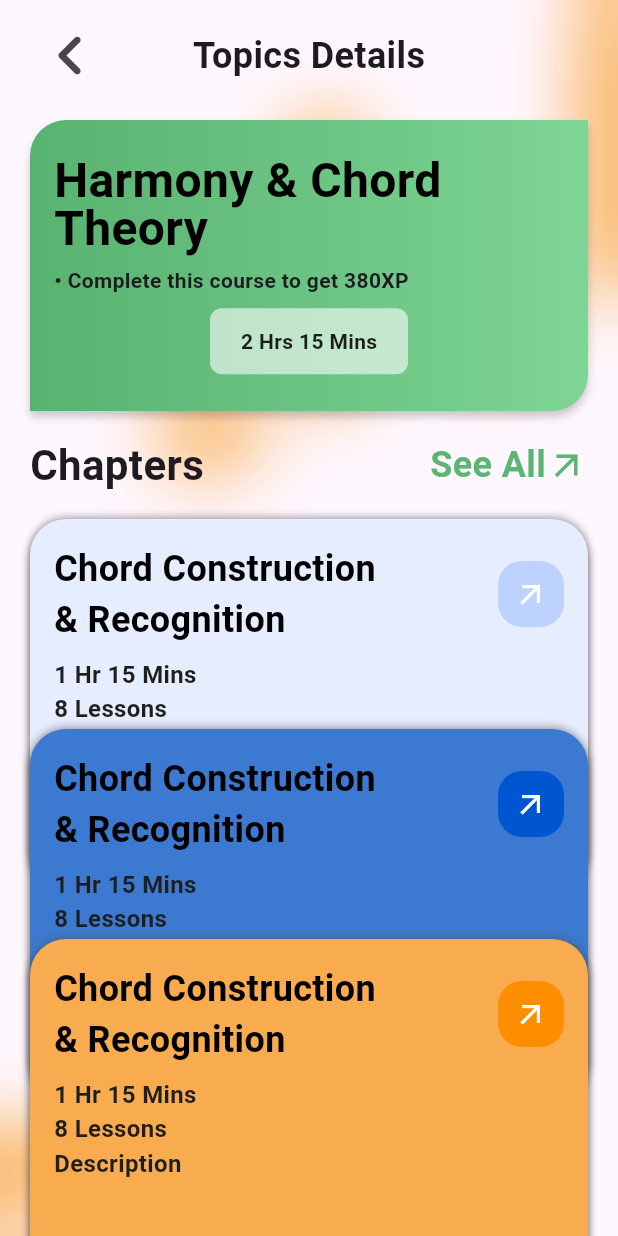
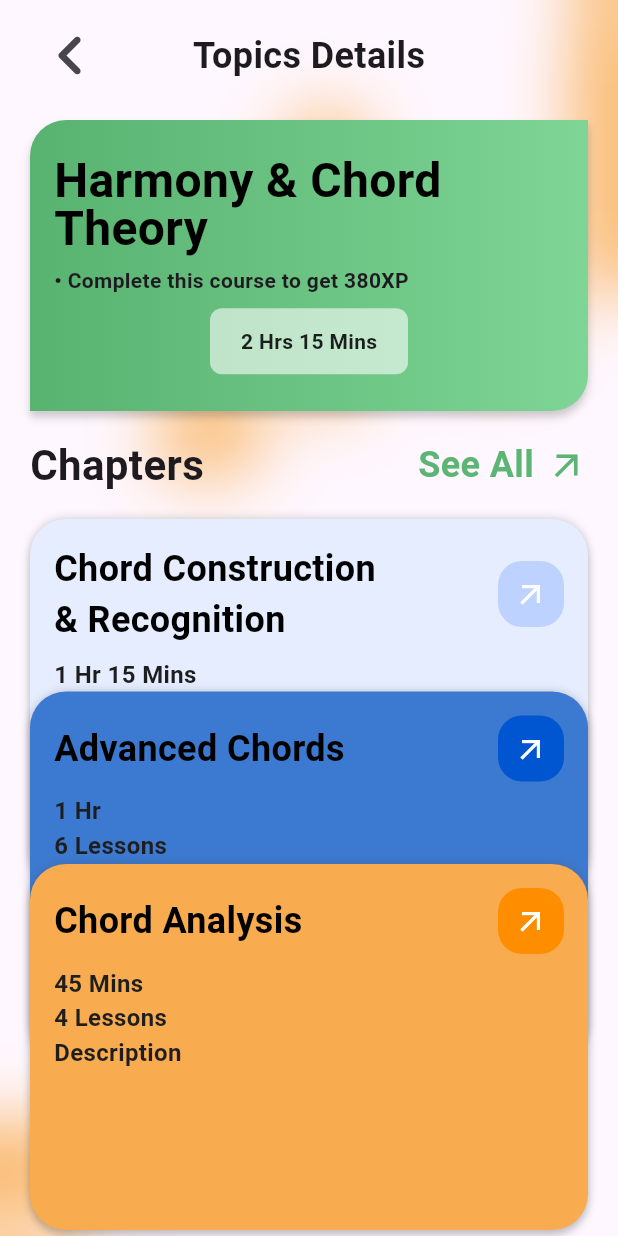
Before and after one commit to irishmango/moza, a Flutter app: the TopicDetails screen opened directly, on a phone screen of 412 x 824 dp. Run offline on Flutter 3.47's test engine with Material 3 defaults, Android fonts, the phone set to English and light mode, and no system bars; our stand-ins replace google_fonts.

Commit message:
tidied code

```diff
--- a/lib/features/chapters/presentation/screens/chapter_screen.dart
+++ b/lib/features/chapters/presentation/screens/chapter_screen.dart
@@ -5,7 +5,7 @@ import 'package:moza/features/chapters/presentation/widgets/quiz_view.dart';
 import 'package:moza/features/chapters/presentation/widgets/toggle_switch.dart';
 import 'package:moza/shared/custom_scaffold.dart';
 import 'package:moza/shared/screen_header.dart';
-import 'package:moza/features/chapters/presentation/widgets/toggle_switch.dart';
+
 
 class ChapterScreen extends StatefulWidget {
   const ChapterScreen({super.key});
--- a/lib/features/chapters/presentation/widgets/chapter_card.dart
+++ b/lib/features/chapters/presentation/widgets/chapter_card.dart
@@ -30,13 +30,13 @@ class ChapterCard extends StatelessWidget {
       decoration: BoxDecoration(
         borderRadius:  BorderRadius.circular(24),
             boxShadow: [BoxShadow(
-              color: Colors.black.withValues(alpha: 0.5),
+              color: Colors.black.withAlpha(50),
               offset: Offset(0, 4),
               spreadRadius: 0,
               blurRadius: 4,
             ),
             BoxShadow(
-              color: const Color.fromARGB(255, 84, 83, 83).withValues(alpha: 0.5),
+              color: const Color.fromARGB(255, 84, 83, 83).withAlpha(50),
               offset: Offset(0, -1),
               spreadRadius: 0,
               blurRadius: 4,
--- a/lib/features/chapters/presentation/widgets/lesson_view.dart
+++ b/lib/features/chapters/presentation/widgets/lesson_view.dart
@@ -1,9 +1,6 @@
 import 'package:flutter/material.dart';
 import 'package:moza/features/chapters/presentation/widgets/lessons_grid.dart';
-import 'package:moza/features/topics/presentation/widgets/topic_tile.dart';
-import 'package:moza/placeholders/coming_soon.dart';
-import 'package:moza/shared/header_expand.dart';
-import 'package:moza/theme.dart';
+
 
 class LessonView extends StatelessWidget {
   const LessonView({super.key});
@@ -26,7 +23,6 @@ class LessonView extends StatelessWidget {
             ],
           ),
 
-          // lessons available
           LessonsGrid()
 
 
--- a/lib/features/chapters/presentation/widgets/lessons_grid.dart
+++ b/lib/features/chapters/presentation/widgets/lessons_grid.dart
@@ -1,6 +1,5 @@
 import 'package:flutter/material.dart';
 import 'package:moza/features/lessons/presentation/screens/lesson_screen.dart';
-import 'package:moza/features/topics/presentation/screens/topic_details.dart';
 import 'package:moza/placeholders/coming_soon.dart';
 import 'package:moza/features/topics/presentation/widgets/topic_tile.dart';
 
--- a/lib/features/chapters/presentation/widgets/quiz_list.dart
+++ b/lib/features/chapters/presentation/widgets/quiz_list.dart
@@ -1,8 +1,5 @@
 import 'package:flutter/material.dart';
 import 'package:moza/features/quiz/presentation/screens/quiz_screen.dart';
-import 'package:moza/features/topics/presentation/screens/topic_details.dart';
-import 'package:moza/placeholders/coming_soon.dart';
-import 'package:moza/features/topics/presentation/widgets/topic_tile.dart';
 import 'package:moza/theme.dart';
 
 class QuizList extends StatelessWidget {
--- a/lib/features/dashboard/presentation/screens/dashboard.dart
+++ b/lib/features/dashboard/presentation/screens/dashboard.dart
@@ -1,12 +1,8 @@
 import 'package:flutter/material.dart';
 import 'package:moza/features/dashboard/presentation/widgets/dashboard_app_bar.dart';
 import 'package:moza/features/dashboard/presentation/widgets/learn_path_card.dart';
-import 'package:moza/placeholders/coming_soon.dart';
 import 'package:moza/shared/custom_scaffold.dart';
-import 'package:moza/shared/general_background.dart';
 import 'package:moza/shared/header_expand.dart';
-import 'package:moza/shared/xp_tile.dart';
-import 'package:moza/theme.dart';
 import 'package:moza/features/topics/presentation/screens/topics_screen.dart';
 import 'package:moza/features/topics/presentation/widgets/topics_grid.dart';
 
--- /dev/null
+++ b/lib/features/lessons/domain/lesson_content.dart
@@ -0,0 +1,6 @@
+class LessonContent {
+  final String type; // "text", "image",
+  final String data;
+
+  LessonContent({required this.type, required this.data});
+}
--- a/lib/features/topics/presentation/screens/topic_details.dart
+++ b/lib/features/topics/presentation/screens/topic_details.dart
@@ -1,66 +1,118 @@
 import 'package:flutter/material.dart';
+import 'package:moza/features/chapters/presentation/screens/chapter_screen.dart';
 import 'package:moza/features/chapters/presentation/screens/topic_chapters.dart';
 import 'package:moza/features/chapters/presentation/widgets/chapter_card.dart';
 import 'package:moza/features/topics/presentation/widgets/topic_main_card.dart';
-import 'package:moza/placeholders/coming_soon.dart';
 import 'package:moza/shared/custom_scaffold.dart';
 import 'package:moza/shared/header_expand.dart';
 import 'package:moza/shared/screen_header.dart';
 
-class TopicDetails extends StatelessWidget {
+class TopicDetails extends StatefulWidget {
   const TopicDetails({super.key});
 
   @override
+  State<TopicDetails> createState() => _TopicDetailsState();
+}
+
+class _TopicDetailsState extends State<TopicDetails> {
+  bool isExpanded = false;
+
+  void toggleExpand() {
+    setState(() {
+      isExpanded = !isExpanded;
+    });
+  }
+
+@override
+  void dispose() {
+    isExpanded = false;
+    super.dispose();
+  }
+
+  @override
   Widget build(BuildContext context) {
+    final List<Map<String, dynamic>> chapters = [
+      {
+        "title": "Chord Construction\n& Recognition",
+        "color": const Color(0xFFE5EDFF),
+        "buttonColor": const Color(0xFFBED2FF),
+        "duration": "1 Hr 15 Mins",
+        "lessonAmount": "8 Lessons",
+      },
+      {
+        "title": "Advanced Chords",
+        "color": const Color(0xFF3C79D0),
+        "buttonColor": const Color(0xFF0056D1),
+        "duration": "1 Hr",
+        "lessonAmount": "6 Lessons",
+      },
+      {
+        "title": "Chord Analysis",
+        "color": const Color(0xFFF9AC4F),
+        "buttonColor": const Color(0xFFFF8D00),
+        "duration": "45 Mins",
+        "lessonAmount": "4 Lessons",
+      },
+    ];
+
+    const double baseHeight = 220;
+    const double spacing = 30;
+    double expandedHeight = (baseHeight * chapters.length) + (spacing * (chapters.length - 1));
+
     return CustomScaffold(
       body: SingleChildScrollView(
-        physics: NeverScrollableScrollPhysics(),
         child: SafeArea(
           child: Padding(
             padding: const EdgeInsets.symmetric(horizontal: 20, vertical: 10),
             child: Column(
+              crossAxisAlignment: CrossAxisAlignment.start,
               children: [
-                ScreenHeader(title: "Topics Details",),
-
+                ScreenHeader(title: "Topics Details"),
                 const SizedBox(height: 16),
 
-                TopicMainCard(),
-
+                const TopicMainCard(),
                 const SizedBox(height: 16),
 
-                Column(
-                  children: [
-                    HeaderExpand(title: "Chapters", path: TopicChapters()),
+                HeaderExpand(
+                  title: "Chapters",
+                  path: const TopicChapters(),
+                  isExpanded: isExpanded,
+                  toggleExpand: toggleExpand,
+                ),
                 const SizedBox(height: 16),
 
                 SizedBox(
-                          height: 600,
+                  height: isExpanded ? expandedHeight : 420,
                   child: Stack(
+                    clipBehavior: Clip.none,
                     children: [
-                              Positioned(
+                      for (int i = 0; i < chapters.length; i++)
+                        AnimatedPositioned(
+                          duration: const Duration(milliseconds: 400),
+                          curve: Curves.easeInOut,
                           left: 0,
                           right: 0,
-                                child: ChapterCard(color: Color(0xFFE5EDFF), buttonColor: Color(0xFFBED2FF), title: "Chord Construction\n& Recognition", duration: "1 Hr 15 Mins", lessonAmount: "8 Lessons", description: "Description", path: ComingSoon())),
-                              Positioned(
-                                left: 0,
-                                right: 0,
-                                top: 140,
-                                child: ChapterCard(color: Color(0xFF3C79D0), buttonColor: Color(0xFF0056D1), title: "Chord Construction\n& Recognition", duration: "1 Hr 15 Mins", lessonAmount: "8 Lessons", description: "Description", path: ComingSoon())),
-                              Positioned(
-                                left: 0,
-                                right: 0,
-                                top: 280,
-                                child: ChapterCard(color: Color(0xFFF9AC4F), buttonColor: Color(0xFFFF8D00), title: "Chord Construction\n& Recognition", duration: "1 Hr 15 Mins", lessonAmount: "8 Lessons", description: "Description", path: ComingSoon()))
-                            ]
+                          top: isExpanded
+                              ? (baseHeight + spacing) * i
+                              : 115.0 * i,
+                          child: ChapterCard(
+                            color: chapters[i]["color"],
+                            buttonColor: chapters[i]["buttonColor"],
+                            title: chapters[i]["title"],
+                            duration: chapters[i]["duration"],
+                            lessonAmount: chapters[i]["lessonAmount"],
+                            description: "Description",
+                            path: ChapterScreen(),
                           ),
-                        )
-
-                  ],
-                )
+                        ),
                     ],
                   ),
-          )),
-      )
+                ),
+              ],
+            ),
+          ),
+        ),
+      ),
     );
   }
 }
--- a/lib/features/topics/presentation/screens/topics_screen.dart
+++ b/lib/features/topics/presentation/screens/topics_screen.dart
@@ -18,7 +18,7 @@ class TopicsScreen extends StatelessWidget {
                 ScreenHeader(title: "Topics",),
 
 
-              const SizedBox(height: 16),
+                const SizedBox(height: 16),
 
 
                 TopicsGrid(scrollable: false,)
--- a/lib/shared/custom_scaffold_quiz.dart
+++ b/lib/shared/custom_scaffold_quiz.dart
@@ -1,5 +1,4 @@
 import 'package:flutter/material.dart';
-import 'package:moza/shared/general_background.dart';
 import 'package:moza/shared/quiz_background.dart';
 
 class CustomScaffoldQuiz extends StatelessWidget {
--- a/lib/shared/header_expand.dart
+++ b/lib/shared/header_expand.dart
@@ -3,92 +3,57 @@ import 'package:moza/theme.dart';
 
 class HeaderExpand extends StatelessWidget {
   final Widget path;
-  final String? title;
+  final String title;
+  final bool isExpanded;
+  final VoidCallback? toggleExpand; // Optional
 
   const HeaderExpand({
     required this.path,
-    this.title,
+    required this.title,
+    this.isExpanded = false,
+    this.toggleExpand,
     super.key,
   });
 
   @override
   Widget build(BuildContext context) {
     return Row(
-      mainAxisAlignment: MainAxisAlignment.center,
+      mainAxisAlignment: MainAxisAlignment.spaceBetween,
       children: [
-        Text(title ?? "",
-        style: TextStyle(
+        Text(
+          title,
+          style: const TextStyle(
             fontSize: 28,
             fontWeight: FontWeight.bold,
-         ),),
-        Expanded(child: SizedBox()),
+          ),
+        ),
         GestureDetector(
-          onTap: () {
-            Navigator.push(context, MaterialPageRoute(
-              builder: (ctx) => path));
+          onTap: toggleExpand ?? () {
+            Navigator.push(
+              context,
+              MaterialPageRoute(builder: (ctx) => path),
+            );
           },
           child: Row(
-            crossAxisAlignment: CrossAxisAlignment.center,
             children: [
-              Text("See All",
+              Text(
+                isExpanded ? "See Less" : "See All",
                 style: TextStyle(
                   fontSize: 24,
                   fontWeight: FontWeight.bold,
                   color: AppColors.appGreen,
                 ),
               ),
+              const SizedBox(width: 8),
               Icon(
                 Icons.arrow_outward,
                 color: AppColors.appGreen,
                 size: 28,
-                )
+              ),
             ],
           ),
-        )
+        ),
       ],
     );
   }
 }
-
-
-
-
-
-
-//     Row(
-//      mainAxisAlignment: MainAxisAlignment.start,
-//      children: [
-//        Text(title ?? "",
-//          style: TextStyle(
-//            fontSize: 28,
-//            fontWeight: FontWeight.bold,
-//          ),),
-//        Expanded(child: SizedBox()),
-//        GestureDetector(
-//           onTap: () {
-//             Navigator.of(context).push(
-//               MaterialPageRoute(
-//               builder: (context) => path));
-//           },
-//            child: Row(
-//             //  mainAxisSize: MainAxisSize.min,
-//              children: [
-//                Text('See all',
-//                  style: TextStyle(
-//                    fontSize: 24,
-//                    fontWeight: FontWeight.bold,
-//                    color: AppColors.appGreen,
-//                  ),),
-//                  SizedBox(width: 8,),
-//                  Icon(
-//                    Icons.arrow_outward,
-//                    color: AppColors.appGreen,
-//                    size: 28,
-//                  )
-//              ],
-//            ),
-//          ),
-//      ],
-//                           );
-//   }
-// }
```
Also changed, not shown: lib/features/chapters/presentation/widgets/quiz_view.dart (+2 -5 lines), lib/features/lessons/presentation/screens/lesson_screen.dart (+56 -14 lines). Lines whose indentation alone changed are shown as unchanged.
